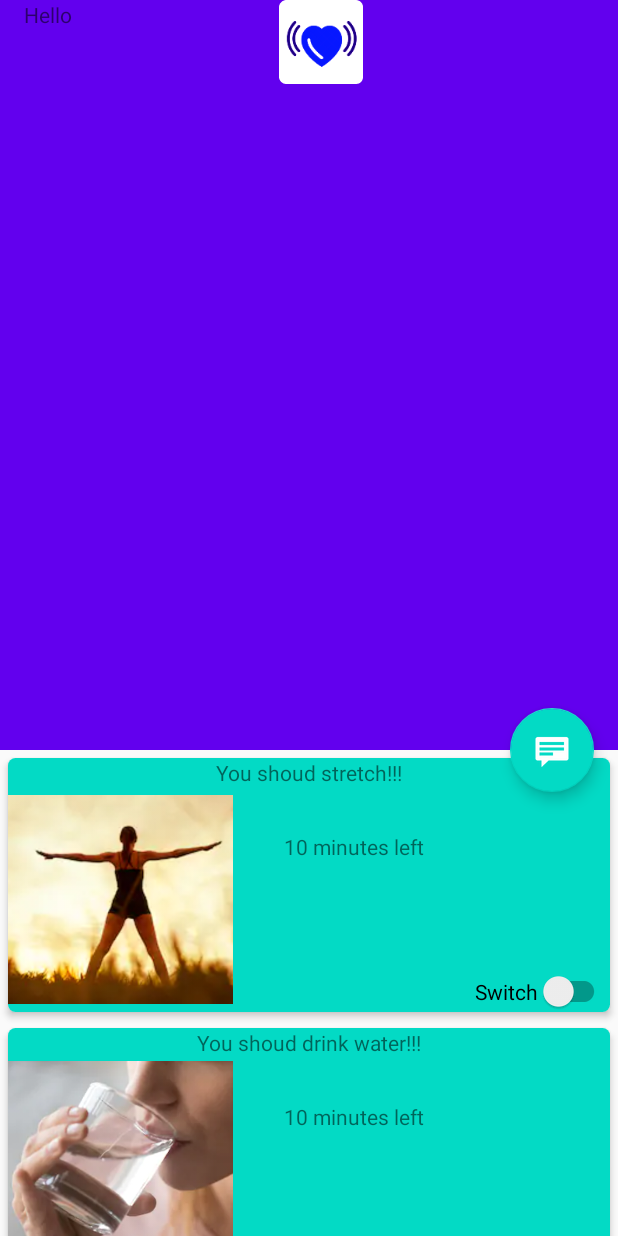
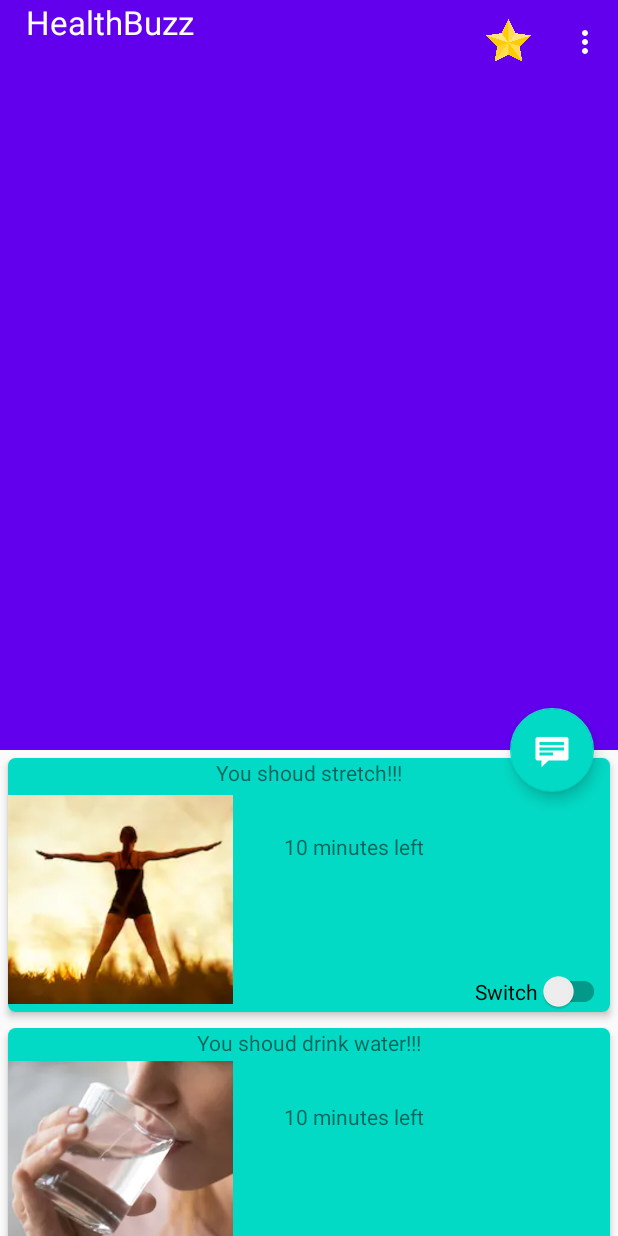
Before and after one commit to HealthBuzzz/2020-2-Mobile-computing-Team-2, an Android app: the screen it shows after launch (MainActivity), on a phone screen of 412 x 824 dp. Run offline under Robolectric (Android 15) with nearby library versions, the phone set to English and light mode, and no system bars; plain views replace IconRoundCornerProgressBar.

Commit message:
Menu&badget

```diff
--- a/app/src/main/java/com/healthbuzz/healthbuzz/WelcomeFragment.java
+++ b/app/src/main/java/com/healthbuzz/healthbuzz/WelcomeFragment.java
@@ -2,8 +2,12 @@ package com.healthbuzz.healthbuzz;
 
 import android.os.Bundle;
 import android.view.LayoutInflater;
+import android.view.Menu;
+import android.view.MenuInflater;
+import android.view.MenuItem;
 import android.view.View;
 import android.view.ViewGroup;
+import android.widget.Toast;
 
 import androidx.fragment.app.Fragment;
 
@@ -33,6 +37,7 @@ public class WelcomeFragment extends Fragment {
     @Override
     public void onCreate(Bundle savedInstanceState) {
         super.onCreate(savedInstanceState);
+        setHasOptionsMenu(true);
     }
 
     @Override
@@ -41,4 +46,24 @@ public class WelcomeFragment extends Fragment {
         // Inflate the layout for this fragment
         return inflater.inflate(R.layout.fragment_welcome, container, false);
     }
+    public void onCreateOptionsMenu(Menu menu, MenuInflater inflater) {
+        inflater.inflate(R.menu.settings_menu, menu);
+        return;
+    }
+    public boolean onOptionsItemSelected(MenuItem item) {
+        switch (item.getItemId()) {
+            case R.id.settings:
+                Toast.makeText(getActivity(), "Go to Settings page", Toast.LENGTH_SHORT).show();
+                return true;
+            case R.id.debug:
+                Toast.makeText(getActivity(), "Go to Debug page", Toast.LENGTH_SHORT).show();
+                return true;
+            case R.id.help:
+                Toast.makeText(getActivity(), "Go to help page", Toast.LENGTH_SHORT).show();
+                return true;
+            default:
+                return super.onOptionsItemSelected(item);
+        }
+    }
+
 }
--- a/app/src/main/res/layout/fragment_welcome.xml
+++ b/app/src/main/res/layout/fragment_welcome.xml
@@ -6,22 +6,31 @@
     android:layout_height="match_parent"
     tools:context=".WelcomeFragment">
 
-    <!-- TODO: Update blank fragment layout -->
     <TextView
+        android:id="@+id/textView1"
+        android:layout_width="277dp"
+        android:layout_height="68dp"
+        android:text="@string/app_name"
+        android:textAppearance="@style/TextAppearance.AppCompat.Large"
+        android:textColor="@color/colorWhite"
+        app:layout_constraintBottom_toBottomOf="parent"
+        app:layout_constraintEnd_toEndOf="parent"
+        app:layout_constraintHorizontal_bias="0.015"
+        app:layout_constraintStart_toStartOf="parent"
         app:layout_constraintTop_toTopOf="parent"
-        android:layout_width="match_parent"
-        android:layout_height="wrap_content"
-        android:text="Hello" />
+        app:layout_constraintVertical_bias="0.027" />
 
     <ImageView
+        android:id="@+id/star1"
+        android:layout_width="30dp"
+        android:layout_height="54dp"
+        android:layout_marginStart="16dp"
+        android:layout_marginEnd="16dp"
+        android:src="@drawable/star"
+        app:layout_constraintBottom_toBottomOf="parent"
+        app:layout_constraintEnd_toEndOf="parent"
+        app:layout_constraintHorizontal_bias="0.881"
+        app:layout_constraintStart_toEndOf="@+id/textView1"
         app:layout_constraintTop_toTopOf="parent"
-        app:layout_constraintBottom_toBottomOf="parent"
-        app:layout_constraintStart_toStartOf="parent"
-        app:layout_constraintEnd_toEndOf="parent"
-        android:id="@+id/imageView"
-        android:layout_width="match_parent"
-        android:layout_height="match_parent"
-        app:srcCompat="@mipmap/ic_launcher"
-        tools:src="@tools:sample/avatars" />
-
+        app:layout_constraintVertical_bias="0.027" />
 </androidx.constraintlayout.widget.ConstraintLayout>
--- /dev/null
+++ b/app/src/main/res/menu/settings_menu.xml
@@ -0,0 +1,18 @@
+<?xml version="1.0" encoding="utf-8"?>
+<menu xmlns:android="http://schemas.android.com/apk/res/android"
+    xmlns:app="http://schemas.android.com/apk/res-auto">
+    <item
+        android:id="@+id/settings"
+        android:title="@string/menu_item1"
+        app:showAsAction="never" />
+    <item
+        android:id="@+id/debug"
+        android:title="@string/menu_item2"
+        app:showAsAction="never" />
+    <item
+        android:id="@+id/help"
+        android:title="@string/menu_item3"
+        app:showAsAction="never" />
+
+
+</menu>
--- a/app/src/main/res/values/colors.xml
+++ b/app/src/main/res/values/colors.xml
@@ -3,4 +3,6 @@
     <color name="colorPrimary">#6200EE</color>
     <color name="colorPrimaryDark">#3700B3</color>
     <color name="colorAccent">#03DAC5</color>
+    <color name="colorWhite">#FFFFFF</color>
+
 </resources>
--- a/app/src/main/res/values/strings.xml
+++ b/app/src/main/res/values/strings.xml
@@ -4,4 +4,7 @@
     <string name="dashboard_stretching_title_default"> You shoud stretch!!!</string>
     <string name="dashboard_water_title_default"> You shoud drink water!!!</string>
     <string name="dashboard_minutes_left"> %d minutes left</string>
+    <string name="menu_item1">Settings</string>
+    <string name="menu_item2">Debug</string>
+    <string name="menu_item3">Help</string>
 </resources>
```
Also changed, not shown: app/src/main/res/drawable/star.png (added).
